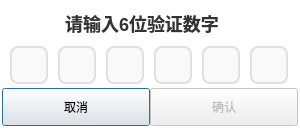
Qt form resources/ui/UI_DoubleCodeInput.ui (starmcc/qs-beanfun-5) before a commit.
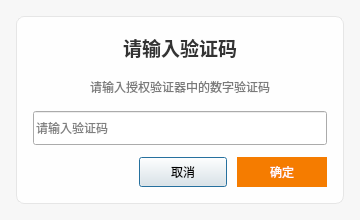
The same form after that commit.

Diff of the .ui file:
```diff
--- a/resources/ui/UI_DoubleCodeInput.ui
+++ b/resources/ui/UI_DoubleCodeInput.ui
@@ -6,94 +6,101 @@
    <rect>
     <x>0</x>
     <y>0</y>
-    <width>300</width>
-    <height>130</height>
+    <width>360</width>
+    <height>220</height>
    </rect>
   </property>
-  <property name="sizePolicy">
-   <sizepolicy hsizetype="Fixed" vsizetype="Fixed">
-    <horstretch>0</horstretch>
-    <verstretch>0</verstretch>
-   </sizepolicy>
-  </property>
   <property name="minimumSize">
    <size>
-    <width>300</width>
-    <height>130</height>
+    <width>360</width>
+    <height>220</height>
    </size>
   </property>
   <property name="maximumSize">
    <size>
-    <width>300</width>
-    <height>130</height>
+    <width>360</width>
+    <height>220</height>
    </size>
   </property>
   <property name="windowTitle">
    <string>双重验证</string>
   </property>
   <property name="styleSheet">
-   <string notr="true">
-    QDialog {
-     background-color: transparent;
-    }
-    #label_title {
-     font-size: 18px;
-     font-weight: 600;
-     color: #333333;
-    }
-    .QLineEdit {
-     font-size: 24px;
-     font-weight: 600;
-     border: 2px solid #e0e0e0;
-     border-radius: 8px;
-     color: #333333;
-     background-color: #f9f9f9;
-     max-length: 1;
-    }
-    .QLineEdit:focus {
-     border-color: #409eff;
-     background-color: #ffffff;
-     outline: none;
-    }</string>
+   <string notr="true">QDialog#DoubleCodeInput {
+    background-color: #f7f7f7;
+}
+QFrame#frame_main {
+    background-color: rgba(255, 255, 255, 0.94);
+    border: 1px solid #e6e6e6;
+    border-radius: 8px;
+}
+QLabel#label_title {
+    color: #333333;
+    font-size: 14pt;
+    font-weight: 600;
+}
+QLabel#label_desc {
+    color: #7a7a7a;
+    font-size: 9pt;
+}
+QPushButton#pushButton_enter {
+    min-width: 88px;
+    background-color: #f57c00;
+    color: white;
+    border: 1px solid #f57c00;
+}
+QPushButton#pushButton_enter:hover {
+    background-color: #ff922b;
+    color: white;
+}
+QPushButton#pushButton_enter:pressed {
+    background-color: #e06f00;
+}</string>
   </property>
   <layout class="QVBoxLayout" name="verticalLayout_2">
    <property name="spacing">
-    <number>2</number>
+    <number>12</number>
    </property>
    <property name="leftMargin">
-    <number>2</number>
+    <number>16</number>
    </property>
    <property name="topMargin">
-    <number>2</number>
+    <number>16</number>
    </property>
    <property name="rightMargin">
-    <number>2</number>
+    <number>16</number>
    </property>
    <property name="bottomMargin">
-    <number>2</number>
+    <number>16</number>
+   </property>
+   <item>
+    <widget class="QFrame" name="frame_main">
+     <property name="frameShape">
+      <enum>QFrame::Shape::StyledPanel</enum>
+     </property>
+     <property name="frameShadow">
+      <enum>QFrame::Shadow::Raised</enum>
+     </property>
+     <layout class="QVBoxLayout" name="verticalLayout_main">
+      <property name="spacing">
+       <number>12</number>
+      </property>
+      <property name="leftMargin">
+       <number>16</number>
+      </property>
+      <property name="topMargin">
+       <number>16</number>
+      </property>
+      <property name="rightMargin">
+       <number>16</number>
+      </property>
+      <property name="bottomMargin">
+       <number>16</number>
    </property>
    <item>
     <widget class="QLabel" name="label_title">
-     <property name="sizePolicy">
-      <sizepolicy hsizetype="Fixed" vsizetype="Fixed">
-       <horstretch>0</horstretch>
-       <verstretch>0</verstretch>
-      </sizepolicy>
-     </property>
-     <property name="minimumSize">
-      <size>
-       <width>280</width>
-       <height>38</height>
-      </size>
-     </property>
-     <property name="maximumSize">
-      <size>
-       <width>280</width>
-       <height>38</height>
-      </size>
-     </property>
      <property name="text">
-      <string>请输入6位验证数字</string>
+         <string>请输入验证码</string>
      </property>
      <property name="alignment">
       <set>Qt::AlignCenter</set>
@@ -101,164 +108,55 @@
     </widget>
    </item>
    <item>
-    <layout class="QHBoxLayout" name="horizontalLayout">
-     <item>
-      <widget class="QLineEdit" name="lineEdit_1">
-       <property name="minimumSize">
-        <size>
-         <width>38</width>
-         <height>38</height>
-        </size>
-       </property>
-       <property name="maximumSize">
-        <size>
-         <width>38</width>
-         <height>38</height>
-        </size>
-       </property>
-       <property name="maxLength">
-        <number>1</number>
-       </property>
+       <widget class="QLabel" name="label_desc">
+        <property name="text">
+         <string>请输入授权验证器中的数字验证码</string>
+        </property>
        <property name="alignment">
-        <set>Qt::AlignCenter</set>
+         <set>Qt::AlignmentFlag::AlignCenter</set>
        </property>
       </widget>
      </item>
      <item>
-      <widget class="QLineEdit" name="lineEdit_2">
+       <widget class="QLineEdit" name="lineEdit_code">
        <property name="minimumSize">
         <size>
-         <width>38</width>
-         <height>38</height>
-        </size>
-       </property>
-       <property name="maximumSize">
-        <size>
-         <width>38</width>
-         <height>38</height>
-        </size>
-       </property>
-       <property name="maxLength">
-        <number>1</number>
-       </property>
-       <property name="alignment">
-        <set>Qt::AlignCenter</set>
-       </property>
+          <width>0</width>
+          <height>34</height>
+         </size>
+        </property>
+        <property name="placeholderText">
+         <string>请输入验证码</string>
+        </property>
+        <property name="clearButtonEnabled">
+         <bool>true</bool>
+        </property>
       </widget>
      </item>
      <item>
-      <widget class="QLineEdit" name="lineEdit_3">
-       <property name="minimumSize">
-        <size>
-         <width>38</width>
-         <height>38</height>
-        </size>
-       </property>
-       <property name="maximumSize">
-        <size>
-         <width>38</width>
-         <height>38</height>
-        </size>
-       </property>
-       <property name="maxLength">
-        <number>1</number>
-       </property>
-       <property name="alignment">
-        <set>Qt::AlignCenter</set>
-       </property>
-      </widget>
-     </item>
-     <item>
-      <widget class="QLineEdit" name="lineEdit_4">
-       <property name="minimumSize">
-        <size>
-         <width>38</width>
-         <height>38</height>
-        </size>
-       </property>
-       <property name="maximumSize">
-        <size>
-         <width>38</width>
-         <height>38</height>
-        </size>
-       </property>
-       <property name="maxLength">
-        <number>1</number>
-       </property>
-       <property name="alignment">
-        <set>Qt::AlignCenter</set>
-       </property>
-      </widget>
-     </item>
-     <item>
-      <widget class="QLineEdit" name="lineEdit_5">
-       <property name="minimumSize">
-        <size>
-         <width>38</width>
-         <height>38</height>
-        </size>
-       </property>
-       <property name="maximumSize">
-        <size>
-         <width>38</width>
-         <height>38</height>
-        </size>
-       </property>
-       <property name="maxLength">
-        <number>1</number>
-       </property>
-       <property name="alignment">
-        <set>Qt::AlignCenter</set>
-       </property>
-      </widget>
-     </item>
-     <item>
-      <widget class="QLineEdit" name="lineEdit_6">
-       <property name="minimumSize">
-        <size>
-         <width>38</width>
-         <height>38</height>
-        </size>
-       </property>
-       <property name="maximumSize">
-        <size>
-         <width>38</width>
-         <height>38</height>
-        </size>
-       </property>
-       <property name="maxLength">
-        <number>1</number>
-       </property>
-       <property name="alignment">
-        <set>Qt::AlignCenter</set>
-       </property>
-      </widget>
-     </item>
-    </layout>
-   </item>
-   <item>
-    <layout class="QHBoxLayout" name="horizontalLayout_2">
+       <layout class="QHBoxLayout" name="horizontalLayout_buttons">
      <property name="spacing">
-      <number>0</number>
-     </property>
+         <number>10</number>
+        </property>
+        <item>
+         <spacer name="horizontalSpacer">
+          <property name="orientation">
+           <enum>Qt::Orientation::Horizontal</enum>
+          </property>
+          <property name="sizeHint" stdset="0">
+           <size>
+            <width>40</width>
+            <height>20</height>
+           </size>
+          </property>
+         </spacer>
+        </item>
      <item>
       <widget class="QPushButton" name="pushButton_out">
-       <property name="sizePolicy">
-        <sizepolicy hsizetype="Expanding" vsizetype="Fixed">
-         <horstretch>0</horstretch>
-         <verstretch>0</verstretch>
-        </sizepolicy>
-       </property>
        <property name="minimumSize">
         <size>
-         <width>0</width>
-         <height>38</height>
-        </size>
-       </property>
-       <property name="maximumSize">
-        <size>
-         <width>16777215</width>
-         <height>38</height>
+            <width>88</width>
+            <height>30</height>
         </size>
        </property>
        <property name="text">
@@ -271,30 +169,21 @@
        <property name="enabled">
         <bool>false</bool>
        </property>
-       <property name="sizePolicy">
-        <sizepolicy hsizetype="Expanding" vsizetype="Fixed">
-         <horstretch>0</horstretch>
-         <verstretch>0</verstretch>
-        </sizepolicy>
-       </property>
        <property name="minimumSize">
         <size>
-         <width>0</width>
-         <height>38</height>
-        </size>
-       </property>
-       <property name="maximumSize">
-        <size>
-         <width>16777215</width>
-         <height>38</height>
+            <width>90</width>
+            <height>30</height>
         </size>
        </property>
        <property name="text">
-        <string>确认</string>
+           <string>确定</string>
        </property>
       </widget>
      </item>
     </layout>
+      </item>
+     </layout>
+    </widget>
    </item>
   </layout>
  </widget>
```
Left out of the diff: 4 changed lines with no effect on the pictures. Lines whose indentation alone changed are shown as unchanged.
